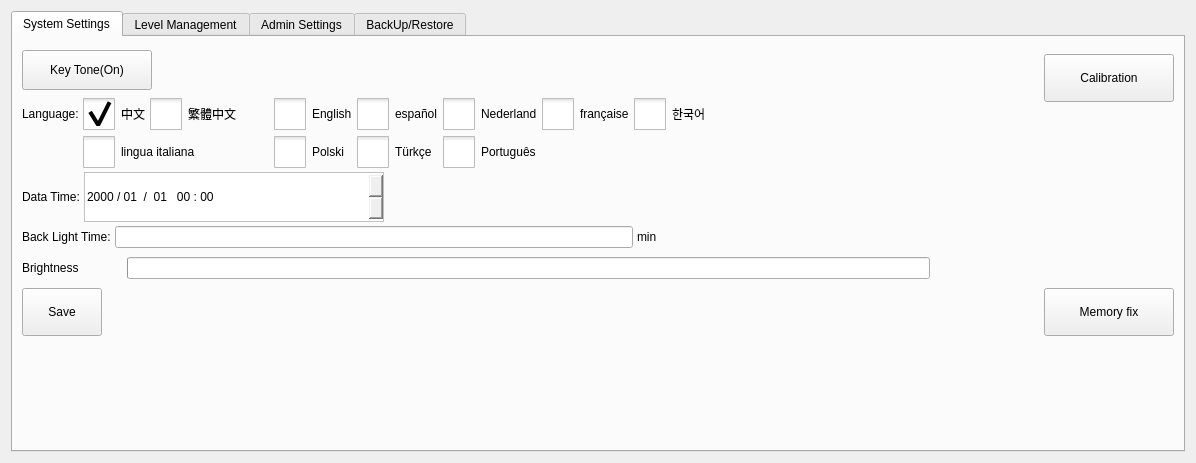
Old version of the form hcsettings/ichcsystemsettingsframe.ui in the repository gnjiao/3-5AxisRobot.
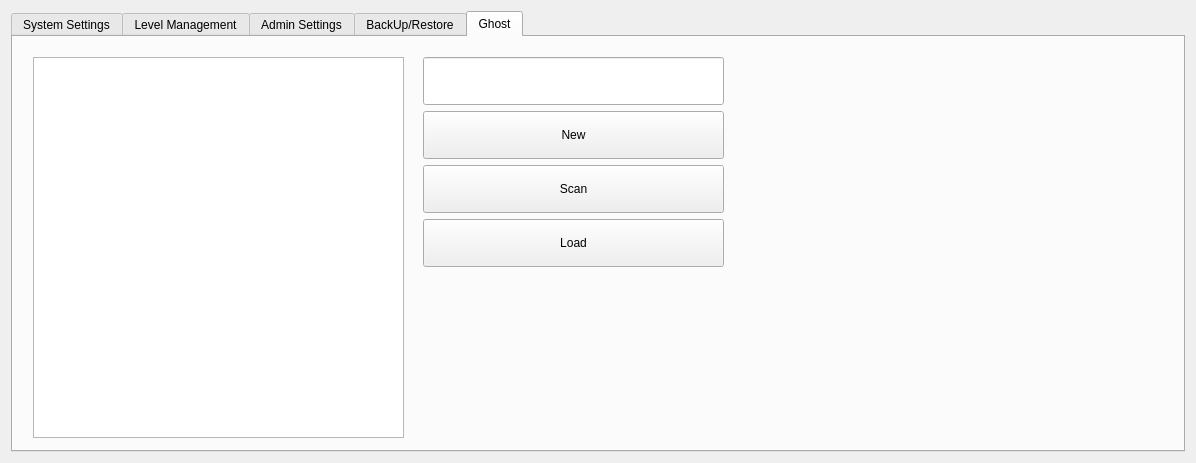
New version of the form. The open tabs and pages were chosen to show the change. Icons and pictures are not drawn. Custom widgets are drawn as their Qt base class.

Commit message: 1.添加ghost功能准备

```diff
--- a/hcsettings/ichcsystemsettingsframe.ui
+++ b/hcsettings/ichcsystemsettingsframe.ui
@@ -1611,6 +1611,82 @@
        </item>
       </layout>
      </widget>
+     <widget class="QWidget" name="tab_2">
+      <attribute name="title">
+       <string>Ghost</string>
+      </attribute>
+      <widget class="QListView" name="listView">
+       <property name="geometry">
+        <rect>
+         <x>20</x>
+         <y>20</y>
+         <width>371</width>
+         <height>381</height>
+        </rect>
+       </property>
+      </widget>
+      <widget class="QWidget" name="">
+       <property name="geometry">
+        <rect>
+         <x>410</x>
+         <y>20</y>
+         <width>301</width>
+         <height>212</height>
+        </rect>
+       </property>
+       <layout class="QVBoxLayout" name="verticalLayout_2">
+        <item>
+         <widget class="ICLineEditWithVirtualKeyboard" name="lineEdit">
+          <property name="minimumSize">
+           <size>
+            <width>0</width>
+            <height>48</height>
+           </size>
+          </property>
+         </widget>
+        </item>
+        <item>
+         <widget class="QPushButton" name="newGhost">
+          <property name="minimumSize">
+           <size>
+            <width>0</width>
+            <height>48</height>
+           </size>
+          </property>
+          <property name="text">
+           <string>New</string>
+          </property>
+         </widget>
+        </item>
+        <item>
+         <widget class="QPushButton" name="scanGhost">
+          <property name="minimumSize">
+           <size>
+            <width>0</width>
+            <height>48</height>
+           </size>
+          </property>
+          <property name="text">
+           <string>Scan</string>
+          </property>
+         </widget>
+        </item>
+        <item>
+         <widget class="QPushButton" name="loadGhost">
+          <property name="minimumSize">
+           <size>
+            <width>0</width>
+            <height>48</height>
+           </size>
+          </property>
+          <property name="text">
+           <string>Load</string>
+          </property>
+         </widget>
+        </item>
+       </layout>
+      </widget>
+     </widget>
     </widget>
    </item>
   </layout>
```
The commit also changes 2 other files.
